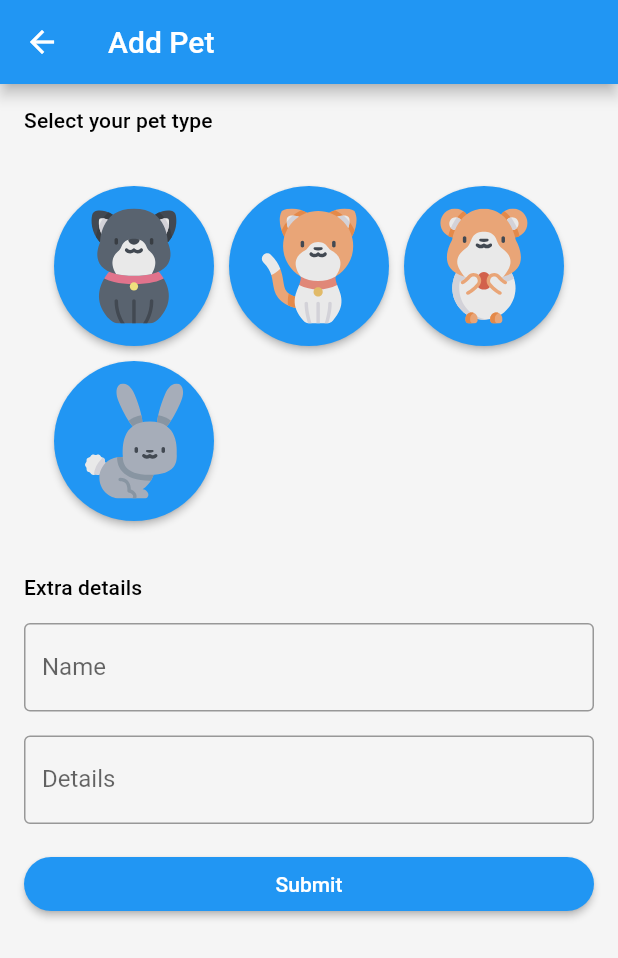
After one commit to jmalfara/PetStop, a Flutter app: the CoreEntry screen opened by its route, after a tap on the "add" icon, on a phone screen of 412 x 824 dp. The commit adds this screen. Shown: the top 958 px of the screen. Run offline on Flutter 3.47's test engine with Material 2 defaults, Android fonts, the phone set to English and light mode, and no system bars; our stand-ins replace flutter_redux, flutter_svg, redux.

Commit message:
Add new pet to list

```diff
--- /dev/null
+++ b/lib/base/component/action_button.dart
@@ -0,0 +1,29 @@
+import 'package:flutter/cupertino.dart';
+import 'package:flutter/material.dart';
+import 'package:flutterRedux/base/info/text_info.dart';
+
+class ActionButton extends StatelessWidget {
+  final TextInfo text;
+  final Function() onPressed;
+  final bool loading;
+
+  const ActionButton({
+    Key key,
+    this.text,
+    this.onPressed,
+    this.loading = false
+  }) : super(key: key);
+
+  @override
+  Widget build(BuildContext context) {
+    return RaisedButton(
+      materialTapTargetSize: MaterialTapTargetSize.padded,
+      onPressed: this.loading ? null : this.onPressed,
+      child: this.loading ? SizedBox(
+          height: 20,
+          width: 20,
+          child: CircularProgressIndicator()
+      ) : Text(text.toString())
+    );
+  }
+}
--- /dev/null
+++ b/lib/base/form/grid_form_feild.dart
@@ -0,0 +1,59 @@
+import 'package:flutter/material.dart';
+
+class GridItem<T> {
+  final Widget view;
+  final T item;
+
+  GridItem(this.view, this.item);
+}
+
+class GridFormField<T> extends FormField<T> {
+
+  GridFormField({
+    FormFieldSetter<T> onSaved,
+    FormFieldValidator<T> validator,
+    Function(T) onChange,
+    @required List<GridItem<T>> items,
+    T initialValue,
+    bool autovalidate = false
+  }) : super(
+      onSaved: onSaved,
+      validator: validator,
+      initialValue: initialValue,
+      autovalidate: autovalidate,
+      builder: (FormFieldState<T> state) {
+        return Column(
+          children: <Widget>[
+            GridView.count(
+              physics: ScrollPhysics(), // to disable GridView's scrolling
+              shrinkWrap: true,
+              padding: const EdgeInsets.all(20),
+              crossAxisSpacing: 10,
+              mainAxisSpacing: 10,
+              crossAxisCount: 3,
+              children: items.map((item) {
+                return RaisedButton(
+                  onPressed: (state.value == item.item) ? null : () {
+                    onChange(item.item);
+                    return state.didChange(item.item);
+                    },
+                  child: item.view,
+                  shape: new CircleBorder(),
+                  padding: const EdgeInsets.all(15.0),
+                );
+              }).toList(),
+            ),
+            state.hasError?
+            Text(
+              state.errorText,
+              style: TextStyle(
+                color: Colors.red,
+              ),
+              textAlign: TextAlign.start,
+            ) :
+            Container()
+          ],
+        );
+      }
+  );
+}
--- /dev/null
+++ b/lib/base/presenters/pet_presenter.dart
@@ -0,0 +1,22 @@
+import 'package:flutterRedux/domain/model/pet.dart';
+import 'package:flutterRedux/resources/images.dart';
+
+class PetPresenter {
+  final Pet pet;
+
+  PetPresenter(this.pet);
+
+  String get imagePath {
+    switch (pet.type) {
+      case PetType.DOG:
+        return Images.dog;
+      case PetType.CAT:
+        return Images.cat;
+      case PetType.RABBIT:
+        return Images.rabbit;
+      case PetType.HAMSTER:
+        return Images.dog;
+    }
+    return Images.petDefault;
+  }
+}
--- /dev/null
+++ b/lib/base/validators/validator.dart
@@ -0,0 +1,16 @@
+
+import 'package:flutterRedux/base/info/text_info.dart';
+
+String requiredTextValidator(value, TextInfo validationText) {
+  if (value.isEmpty) {
+    return validationText.toString();
+  }
+  return null;
+}
+
+String requiredNotNullValidator(value, TextInfo validationText) {
+  if (value == null) {
+    return validationText.toString();
+  }
+  return null;
+}
--- a/lib/domain/model/pet.dart
+++ b/lib/domain/model/pet.dart
@@ -1,18 +1,30 @@
 class Pet {
   final String name;
-  final String birthday;
+  final String details;
   final PetType type;
 
   Pet({
     this.name,
-    this.birthday,
+    this.details,
     this.type
   });
+
+  copy({
+    String name,
+    String details,
+    PetType type,
+  }) {
+    return Pet(
+      name: name ?? this.name,
+      details: details ?? this.details,
+      type: type ?? this.type
+    );
+  }
 }
 
 enum PetType {
   DOG,
   CAT,
   RABBIT,
-  SNAKE
+  HAMSTER
 }
--- a/lib/main.dart
+++ b/lib/main.dart
@@ -31,6 +31,9 @@ class MyApp extends StatelessWidget {
             shape: RoundedRectangleBorder(borderRadius: new BorderRadius.circular(30.0))
           )
         ),
+        darkTheme: ThemeData(
+            scaffoldBackgroundColor: Colors.grey,
+        ),
         initialRoute: RouteGenerator.routeInitialization,
         onGenerateRoute: RouteGenerator.generateRoute,
       )
--- a/lib/redux/action/account.dart
+++ b/lib/redux/action/account.dart
@@ -1,10 +1,16 @@
 import 'package:flutterRedux/base/stateful.dart';
 import 'package:flutterRedux/domain/model/account.dart';
+import 'package:flutterRedux/domain/model/pet.dart';
 import 'package:flutterRedux/redux/action/stateful.dart';
 
 class StoreAccountAction {
-  Account account;
+  final Account account;
   StoreAccountAction(this.account);
+}
+
+class AddPetAccountAction {
+  final Pet pet;
+  AddPetAccountAction(this.pet);
 }
 
 Stateful<Account> accountReducer(Stateful<Account> prev, action) {
@@ -16,5 +22,18 @@ Stateful<Account> accountReducer(Stateful<Account> prev, action) {
     return prev.copy(data: action.account);
   }
 
+  if (action is AddPetAccountAction) {
+    var pets = [
+      ...prev.data.pets,
+      action.pet
+    ];
+
+    return prev.copy(
+      data: prev.data.copy(
+        pets: pets
+      )
+    );
+  }
+
   return prev;
 }
--- /dev/null
+++ b/lib/redux/action/add_pet.dart
@@ -0,0 +1,44 @@
+import 'package:flutterRedux/domain/model/pet.dart';
+
+class UpdateNamePetAction {
+  final String name;
+  UpdateNamePetAction(this.name);
+}
+
+class UpdateDetailsPetAction {
+  final String details;
+  UpdateDetailsPetAction(this.details);
+}
+
+class UpdateTypePetAction {
+  final PetType type;
+  UpdateTypePetAction(this.type);
+}
+
+class ClearPetAction {}
+
+Pet addPetReducer(Pet prev, action) {
+  if (action is UpdateNamePetAction) {
+    return prev.copy(
+      name: action.name
+    );
+  }
+
+  if (action is UpdateDetailsPetAction) {
+    return prev.copy(
+        details: action.details
+    );
+  }
+
+  if (action is UpdateTypePetAction) {
+    return prev.copy(
+        type: action.type
+    );
+  }
+
+  if (action is ClearPetAction) {
+    return Pet();
+  }
+
+  return prev;
+}
--- a/lib/redux/appstate.dart
+++ b/lib/redux/appstate.dart
@@ -2,8 +2,10 @@ import 'package:flutter/material.dart';
 import 'package:flutterRedux/base/stateful.dart';
 import 'package:flutterRedux/domain/model/account.dart';
 import 'package:flutterRedux/domain/model/config.dart';
+import 'package:flutterRedux/domain/model/pet.dart';
 import 'package:flutterRedux/domain/model/session.dart';
 import 'package:flutterRedux/redux/action/account.dart';
+import 'package:flutterRedux/redux/action/add_pet.dart';
 import 'package:flutterRedux/redux/action/config.dart';
 import 'package:flutterRedux/redux/middleware/requestlogging.dart';
 import 'package:redux/redux.dart';
@@ -17,18 +19,23 @@ class AppState {
   final Config config;
   final int currentTab;
 
+  // Add Pet Screen
+  final Pet petToAdd;
+
   AppState({
     @required this.account,
     @required this.session,
     @required this.config,
     @required this.currentTab,
+    @required this.petToAdd,
   });
 
   AppState.initialState() :
         account = Stateful(data: Account()),
         session = Stateful(data: Session()),
         config = Config(),
-        currentTab = 0;
+        currentTab = 0,
+        petToAdd = Pet();
 }
 
 // Reducers
@@ -37,7 +44,8 @@ AppState appStateReducer(AppState state, action) {
     account: accountReducer(state.account, action),
     session: sessionReducer(state.session, action),
     config:  configReducer(state.config, action),
-    currentTab: tabNavigationReducer(state.currentTab, action)
+    currentTab: tabNavigationReducer(state.currentTab, action),
+    petToAdd: addPetReducer(state.petToAdd, action)
   );
 }
 
--- a/lib/resources/images.dart
+++ b/lib/resources/images.dart
@@ -3,4 +3,9 @@ const base = "assets/";
 class Images {
   static const fish = "${base}fish.svg";
   static const dog = "${base}dog.svg";
+  static const rabbit = "${base}rabbit.svg";
+  static const cat = "${base}cat.svg";
+  static const hamster = "${base}hamster.svg";
+
+  static const petDefault = "${base}paw.svg";
 }
--- a/lib/service/account/account_service.dart
+++ b/lib/service/account/account_service.dart
@@ -12,6 +12,8 @@ abstract class AccountService {
   Future<Session> login();
 
   Future<Account> getAccount();
+
+  Future<Pet> addPet(Pet pet);
 }
 
 class AccountServiceImpl extends AccountService {
@@ -40,15 +42,23 @@ class AccountServiceImpl extends AccountService {
       pets: [
         Pet(
           name: "Doug",
-          birthday: "2015-02-01",
+          details: "2015-02-01",
           type: PetType.RABBIT
         ),
         Pet(
           name: "Mavric",
-          birthday: "2018-05-23",
+            details: "2018-05-23",
           type: PetType.DOG
         ),
       ]
     );
   }
+
+  @override
+  Future<Pet> addPet(Pet pet) async {
+    // Simulated call
+    await Future.delayed(Duration(seconds: 5), () {});
+
+    return pet;
+  }
 }
--- /dev/null
+++ b/lib/ui/add_pet/add_pet_controller.dart
@@ -0,0 +1,21 @@
+import 'package:flutter/cupertino.dart';
+import 'package:flutterRedux/base/stateful.dart';
+import 'package:flutterRedux/domain/model/pet.dart';
+import 'package:flutterRedux/main.dart';
+import 'package:flutterRedux/ui/add_pet/add_pet_viewmodel.dart';
+
+void controlHandleAddPetLoading(AddPetViewModel viewModel) {
+  viewModel.accountState = ValueState.LOADING;
+}
+
+void controlHandleAddPetSuccess(AddPetViewModel viewModel, BuildContext context, Pet pet) {
+  viewModel.postNewPet(pet);
+  viewModel.accountState = ValueState.SUCCESS;
+
+  viewModel.clearNewPetData();
+  navigatorKey.currentState.pop();
+}
+
+void controlHandleAddPetFailure(AddPetViewModel viewModel, BuildContext context, String error) {
+  viewModel.accountState = ValueState.FAILURE;
+}
--- /dev/null
+++ b/lib/ui/add_pet/add_pet_entry.dart
@@ -0,0 +1,129 @@
+import 'package:flutter/cupertino.dart';
+import 'package:flutter/material.dart';
+import 'package:flutterRedux/base/component/action_button.dart';
+import 'package:flutterRedux/base/dimen.dart';
+import 'package:flutterRedux/base/form/grid_form_feild.dart';
+import 'package:flutterRedux/base/info/text_info.dart';
+import 'package:flutterRedux/base/stateful.dart';
+import 'package:flutterRedux/base/validators/validator.dart';
+import 'package:flutterRedux/domain/model/pet.dart';
+import 'package:flutterRedux/main.dart';
+import 'package:flutterRedux/resources/images.dart';
+import 'package:flutterRedux/ui/add_pet/add_pet_controller.dart';
+import 'package:flutterRedux/ui/add_pet/add_pet_viewmodel.dart';
+import 'package:flutterRedux/ui/login/login_controller.dart';
+import 'package:flutter_redux/flutter_redux.dart';
+import 'package:flutter_svg/flutter_svg.dart';
+import 'package:redux/redux.dart';
+import 'package:flutterRedux/redux/appstate.dart';
+import 'package:flutterRedux/ui/login/login_viewmodel.dart';
+import 'package:flutterRedux/base/extensions/streamextensions.dart';
+
+class AddPetEntry extends StatelessWidget {
+  final _formKey = GlobalKey<FormState>();
+
+  @override
+  Widget build(BuildContext context) {
+    return StoreConnector<AppState, AddPetViewModel>(
+        converter: (Store<AppState> store) => AddPetViewModel(store),
+        builder: (BuildContext context, AddPetViewModel viewModel) => Scaffold(
+          appBar: AppBar(
+            title: Text(TextInfo(raw: "Add Pet").toString()),
+          ),
+          body: ListView(
+            padding: EdgeInsets.all(Dimensions.margin_medium),
+            scrollDirection: Axis.vertical,
+            children: <Widget>[
+              _renderInputForm(viewModel),
+              _renderSubmitButton(viewModel, context),
+            ],
+          ),
+        )
+    );
+  }
+
+  _renderInputForm(AddPetViewModel viewModel) {
+    return Form(
+      key: _formKey,
+      child: Column(
+        crossAxisAlignment: CrossAxisAlignment.start,
+        children: <Widget>[
+          _renderTitle(TextInfo(raw: "Select your pet type")),
+          _renderPetTypeGrid(viewModel),
+          _renderTitle(TextInfo(raw: "Extra details")),
+          _renderNameInput(viewModel),
+          _renderDetailsInput(viewModel),
+        ]
+      )
+    );
+  }
+
+  _renderPetTypeGrid(AddPetViewModel viewModel) {
+    return Padding(
+      padding: EdgeInsets.fromLTRB(0, 0, 0, Dimensions.margin_medium),
+      child: GridFormField<PetType>(
+        onChange: (petType) => viewModel.petType = petType,
+        validator: (petType) => requiredNotNullValidator(petType, TextInfo(raw: "Select an option")),
+        items: [
+          GridItem(SvgPicture.asset(Images.dog), PetType.DOG),
+          GridItem(SvgPicture.asset(Images.cat), PetType.CAT),
+          GridItem(SvgPicture.asset(Images.hamster), PetType.HAMSTER),
+          GridItem(SvgPicture.asset(Images.rabbit), PetType.RABBIT),
+        ],
+      )
+    );
+  }
+
+  _renderNameInput(AddPetViewModel viewModel) {
+    return Padding(
+      padding: EdgeInsets.fromLTRB(0, 0, 0, Dimensions.margin_medium),
+      child: TextFormField(
+        onChanged: (text) => viewModel.petName = text,
+        validator: (value) => requiredTextValidator(value, TextInfo(raw: "Required")),
+        decoration: InputDecoration(
+          border: OutlineInputBorder(),
+          labelText: TextInfo(raw: "Name").toString(),
+        ),
+      ),
+    );
+  }
+
+  _renderDetailsInput(AddPetViewModel viewModel) {
+    return Padding(
+      padding: EdgeInsets.fromLTRB(0, 0, 0, Dimensions.margin_medium),
+      child: TextFormField(
+        onChanged: (text) => viewModel.petDetails = text,
+        validator: (value) => requiredTextValidator(value, TextInfo(raw: "Required")),
+        decoration: InputDecoration(
+          border: OutlineInputBorder(),
+          labelText: TextInfo(raw: "Details").toString(),
+        ),
+      ),
+    );
+  }
+
+  _renderTitle(TextInfo info) {
+    return Padding(
+        padding: EdgeInsets.fromLTRB(0, 0, 0, Dimensions.margin_medium),
+        child: Text(info.toString(),
+          style: Theme.of(navigatorKey.currentContext).textTheme.subtitle
+      )
+    );
+  }
+
+  _renderSubmitButton(AddPetViewModel viewModel, BuildContext context) {
+    return ActionButton(
+      onPressed: () {
+        if (_formKey.currentState.validate()) {
+          viewModel.onAddPet(viewModel.pet.copy()).singleObserve(
+              success: (pet) => controlHandleAddPetSuccess(viewModel, context, pet),
+              failure: (error) => controlHandleAddPetFailure(viewModel, context, error),
+              loading: () => controlHandleAddPetLoading(viewModel)
+          );
+        }
+      },
+      text: TextInfo(raw: "Submit"),
+      loading: viewModel.accountState == ValueState.LOADING,
+    );
+  }
+}
--- /dev/null
+++ b/lib/ui/add_pet/add_pet_viewmodel.dart
@@ -0,0 +1,36 @@
+import 'package:flutterRedux/base/stateful.dart';
+import 'package:flutterRedux/domain/model/pet.dart';
+import 'package:flutterRedux/redux/action/account.dart';
+import 'package:flutterRedux/redux/action/add_pet.dart';
+import 'package:flutterRedux/redux/action/stateful.dart';
+import 'package:flutterRedux/service/response.dart';
+import 'package:redux/redux.dart';
+import 'package:flutterRedux/redux/appstate.dart';
+import 'package:flutterRedux/base/viewmodel/viewmodel.dart';
+
+class AddPetViewModel extends ViewModel {
+  AddPetViewModel(Store<AppState> store) : super(store);
+
+  Stream<ServiceResponse<Pet>> onAddPet(Pet pet) {
+    return executeRequest(() => services.accountService.addPet(pet));
+  }
+
+  set accountState(ValueState state) => store.dispatch(UpdateStatefulAction(state, store.state.account));
+  ValueState get accountState => store.state.account.state;
+
+//  set postPet(Pet pet) => store.dispatch((account));
+//  Account get account => store.state.account.data;
+  postNewPet(Pet pet) {
+    store.dispatch(AddPetAccountAction(pet));
+  }
+
+  clearNewPetData() {
+    store.dispatch(ClearPetAction());
+  }
+
+  set petName(String name) => store.dispatch(UpdateNamePetAction(name));
+  set petDetails(String details) => store.dispatch(UpdateDetailsPetAction(details));
+  set petType(PetType type) => store.dispatch(UpdateTypePetAction(type));
+
+  Pet get pet => store.state.petToAdd;
+}
--- /dev/null
+++ b/lib/ui/core/core_controller.dart
@@ -0,0 +1,7 @@
+
+import 'package:flutterRedux/main.dart';
+import 'package:flutterRedux/ui/router_generator.dart';
+
+void controlHandleAddPetAction() {
+  navigatorKey.currentState.pushNamed(RouteGenerator.routeAddPet);
+}
--- a/lib/ui/core/core_entry.dart
+++ b/lib/ui/core/core_entry.dart
@@ -1,5 +1,6 @@
 import 'package:flutter/cupertino.dart';
 import 'package:flutter/material.dart';
+import 'package:flutterRedux/ui/core/core_controller.dart';
 import 'package:flutterRedux/ui/core/home/home_page.dart';
 import 'package:flutter_redux/flutter_redux.dart';
 import 'package:redux/redux.dart';
@@ -25,6 +26,7 @@ class CoreEntry extends StatelessWidget {
                   child: screens[viewModel.currentTab],
                 ),
               ),
+              floatingActionButton: _renderActionButton(viewModel.currentTab),
               bottomNavigationBar: BottomNavigationBar(
                 currentIndex: viewModel.currentTab,
                 onTap: (index) => viewModel.currentTab = index,
@@ -45,4 +47,15 @@ class CoreEntry extends StatelessWidget {
               ),
             ));
   }
+
+  _renderActionButton(int currentTab) {
+    if (currentTab == 0) {
+      return FloatingActionButton(
+        child: Icon(Icons.add),
+        onPressed: () => controlHandleAddPetAction(),
+      );
+    }
+
+    return Container();
+  }
 }
--- a/lib/ui/core/home/home_page.dart
+++ b/lib/ui/core/home/home_page.dart
@@ -1,10 +1,13 @@
 import 'package:flutter/cupertino.dart';
-import 'package:flutterRedux/base/component/RightImageCard.dart';
+import 'package:flutter/material.dart';
 import 'package:flutterRedux/base/component/empty_state.dart';
 import 'package:flutterRedux/base/info/text_info.dart';
+import 'package:flutterRedux/base/presenters/pet_presenter.dart';
+import 'package:flutterRedux/domain/model/pet.dart';
 import 'package:flutterRedux/redux/appstate.dart';
 import 'package:flutterRedux/resources/images.dart';
 import 'package:flutter_redux/flutter_redux.dart';
+import 'package:flutter_svg/flutter_svg.dart';
 import 'package:redux/redux.dart';
 
 import '../core_viewmodel.dart';
@@ -26,11 +29,8 @@ class HomePage extends StatelessWidget {
 
     return ListView.builder(
       itemCount: viewModel.account.pets.length,
-      itemBuilder: (BuildContext context, int index) => RightImageCard(
-        title: viewModel.account.pets[index].name,
-        content: viewModel.account.pets[index].birthday,
-        image: "",
-      )
+      itemBuilder: (BuildContext context, int index) =>
+          _renderListTile(viewModel.account.pets[index])
     );
   }
 
@@ -45,4 +45,17 @@ class HomePage extends StatelessWidget {
       )
     );
   }
+
+  _renderListTile(Pet pet) {
+    PetPresenter presenter = PetPresenter(pet);
+    String imageUrl = presenter.imagePath;
+
+    return ListTile(
+      title: Text(pet.name),
+      subtitle: Text(pet.details),
+      leading: SvgPicture.asset(imageUrl, width: 50),
+      trailing: Icon(Icons.arrow_forward_ios),
+      onTap: () => print("Next Page"),
+    );
+  }
 }
--- a/lib/ui/core/home/pet_list.dart
+++ b/lib/ui/core/home/pet_list.dart
@@ -18,7 +18,7 @@ class PetList extends StatelessWidget {
             var item = viewModel.account.pets[position];
             return RightImageCard(
               title: item.name,
-              content: item.birthday,
+              content: item.details,
               image: "asdfadfa",
             );
           },
--- a/lib/ui/login/login_controller.dart
+++ b/lib/ui/login/login_controller.dart
@@ -20,13 +20,15 @@ void controlHandleLoginLoading(LoginViewModel viewModel) {
 }
 
 void controlHandleAccountSuccess(LoginViewModel viewModel, BuildContext context, Account account) {
+  viewModel.account = account;
+  viewModel.accountState = ValueState.SUCCESS;
   navigatorKey.currentState.pushReplacementNamed(RouteGenerator.routeCore);
 }
 
 void controlHandleAccountFailure(LoginViewModel viewModel, BuildContext context, String error) {
-  viewModel.sessionState = ValueState.LOADING;
+  viewModel.accountState = ValueState.FAILURE;
 }
 
 void controlHandleAccountLoading(LoginViewModel viewModel) {
-  viewModel.sessionState = ValueState.LOADING;
+  viewModel.accountState = ValueState.LOADING;
 }
--- a/lib/ui/router_generator.dart
+++ b/lib/ui/router_generator.dart
@@ -1,5 +1,6 @@
 import 'package:flutter/cupertino.dart';
 import 'package:flutter/material.dart';
+import 'package:flutterRedux/ui/add_pet/add_pet_entry.dart';
 import 'package:flutterRedux/ui/core/core_entry.dart';
 import 'package:flutterRedux/ui/initialization/initialization_entry.dart';
 import 'package:flutterRedux/ui/login/login_entry.dart';
@@ -8,6 +9,7 @@ class RouteGenerator {
   static const routeInitialization = "/";
   static const routeCore = "/core";
   static const routeLogin = "/login";
+  static const routeAddPet = "/add_pet";
 
   static Route<dynamic> generateRoute(RouteSettings settings) {
     final args = settings.arguments;
@@ -19,6 +21,8 @@ class RouteGenerator {
         return MaterialPageRoute(builder: (_) => CoreEntry());
       case routeLogin:
         return MaterialPageRoute(builder: (_) => LoginEntry());
+      case routeAddPet:
+        return MaterialPageRoute(builder: (_) => AddPetEntry());
       default:
         // Add error Route
         return MaterialPageRoute(
```
